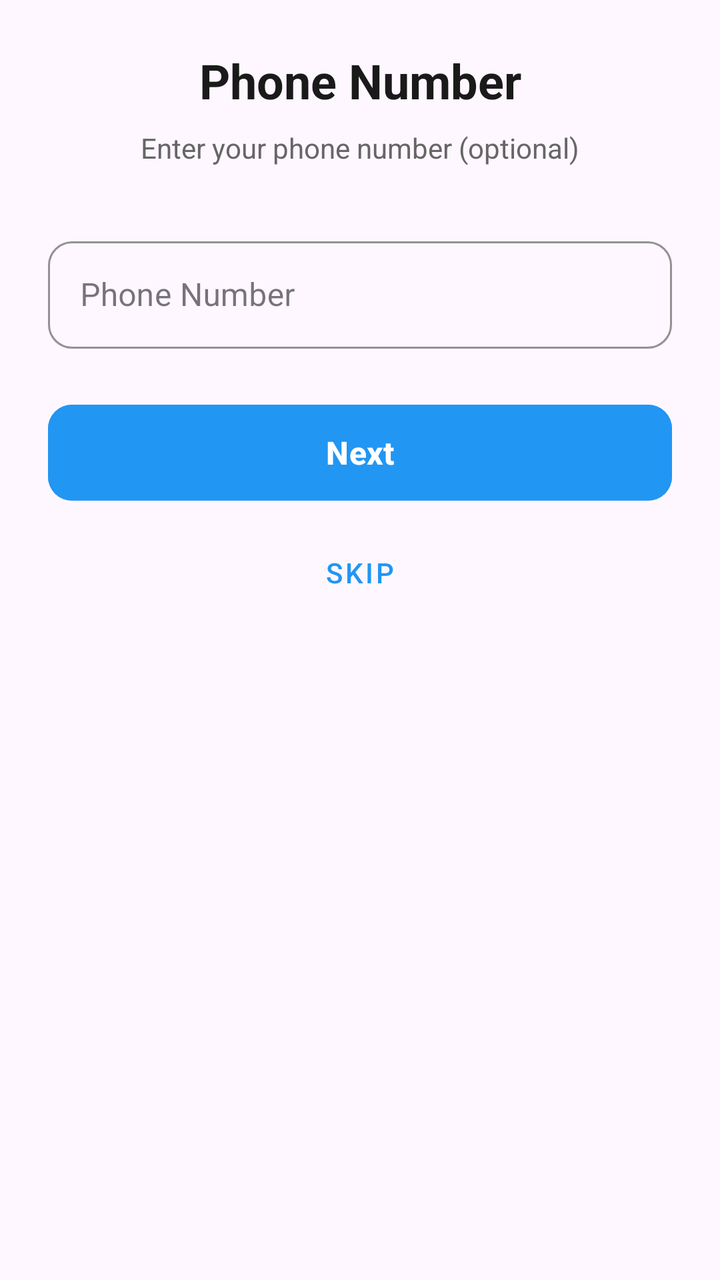
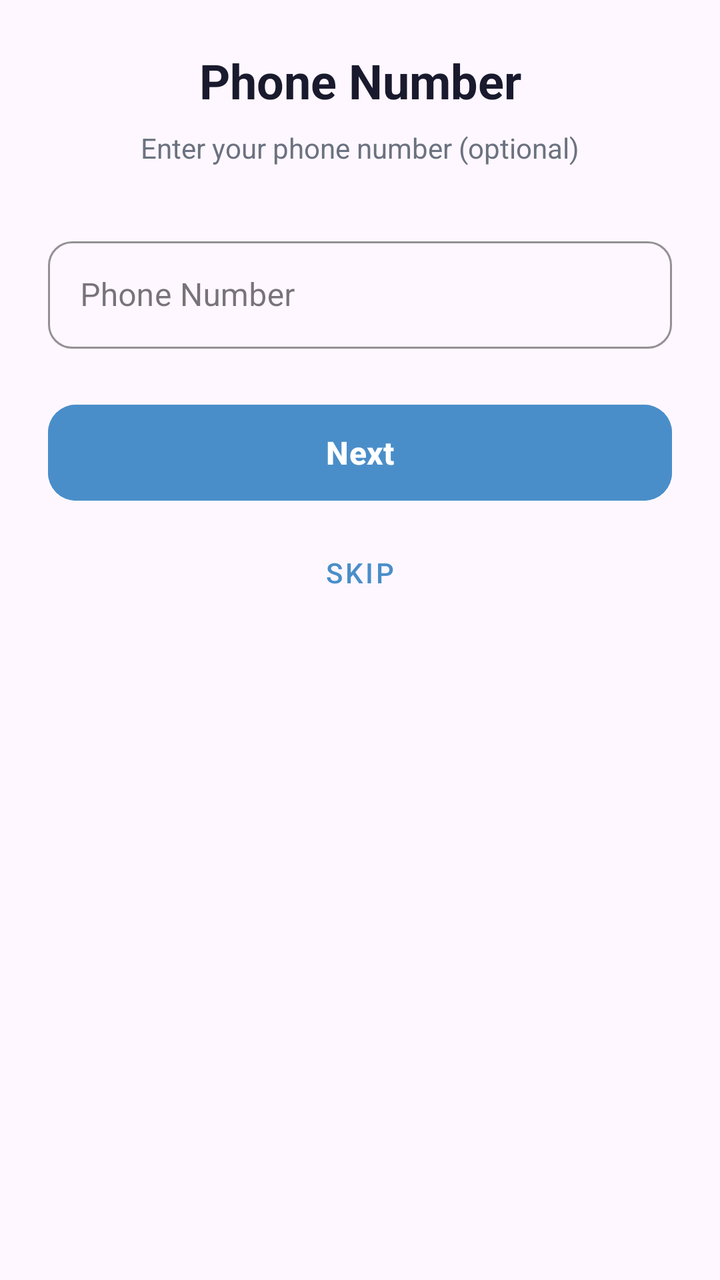

Two renders of the same Android screen: before a commit and after it. Below are the layout's source before the change and the commit's diff.
<!-- AndroidManifest.xml: application theme Theme.MainProj -->
<!-- res/layout/fragment_step1_phone.xml -->
<?xml version="1.0" encoding="utf-8"?>
<androidx.constraintlayout.widget.ConstraintLayout xmlns:android="http://schemas.android.com/apk/res/android"
    xmlns:app="http://schemas.android.com/apk/res-auto"
    android:layout_width="match_parent"
    android:layout_height="match_parent"
    android:padding="24dp">

    <TextView
        android:id="@+id/tvTitle"
        android:layout_width="wrap_content"
        android:layout_height="wrap_content"
        android:text="Phone Number"
        android:textColor="#1A1A1A"
        android:textSize="24sp"
        android:textStyle="bold"
        app:layout_constraintEnd_toEndOf="parent"
        app:layout_constraintStart_toStartOf="parent"
        app:layout_constraintTop_toTopOf="parent" />

    <TextView
        android:id="@+id/tvSubtitle"
        android:layout_width="wrap_content"
        android:layout_height="wrap_content"
        android:layout_marginTop="8dp"
        android:text="Enter your phone number (optional)"
        android:textColor="#666666"
        android:textSize="14sp"
        app:layout_constraintEnd_toEndOf="parent"
        app:layout_constraintStart_toStartOf="parent"
        app:layout_constraintTop_toBottomOf="@id/tvTitle" />

    <com.google.android.material.textfield.TextInputLayout
        android:id="@+id/tilPhone"
        style="@style/Widget.MaterialComponents.TextInputLayout.OutlinedBox"
        android:layout_width="0dp"
        android:layout_height="wrap_content"
        android:layout_marginTop="32dp"
        android:hint="Phone Number"
        app:boxCornerRadiusBottomEnd="12dp"
        app:boxCornerRadiusBottomStart="12dp"
        app:boxCornerRadiusTopEnd="12dp"
        app:boxCornerRadiusTopStart="12dp"
        app:boxStrokeColor="#2196F3"
        app:hintTextColor="#666666"
        app:layout_constraintEnd_toEndOf="parent"
        app:layout_constraintStart_toStartOf="parent"
        app:layout_constraintTop_toBottomOf="@id/tvSubtitle">

        <com.google.android.material.textfield.TextInputEditText
            android:id="@+id/etPhone"
            android:layout_width="match_parent"
            android:layout_height="wrap_content"
            android:inputType="phone"
            android:padding="16dp"
            android:textColor="#1A1A1A"
            android:textSize="16sp" />
    </com.google.android.material.textfield.TextInputLayout>

    <com.google.android.material.button.MaterialButton
        android:id="@+id/btnNext"
        android:layout_width="0dp"
        android:layout_height="56dp"
        android:layout_marginTop="24dp"
        android:backgroundTint="#2196F3"
        android:text="Next"
        android:textColor="#FFFFFF"
        android:textSize="16sp"
        android:textStyle="bold"
        app:cornerRadius="12dp"
        app:layout_constraintEnd_toEndOf="parent"
        app:layout_constraintStart_toStartOf="parent"
        app:layout_constraintTop_toBottomOf="@id/tilPhone" />

    <com.google.android.material.button.MaterialButton
        android:id="@+id/btnSkip"
        style="@style/Widget.MaterialComponents.Button.TextButton"
        android:layout_width="wrap_content"
        android:layout_height="wrap_content"
        android:layout_marginTop="8dp"
        android:text="Skip"
        android:textColor="#2196F3"
        app:layout_constraintEnd_toEndOf="parent"
        app:layout_constraintStart_toStartOf="parent"
        app:layout_constraintTop_toBottomOf="@id/btnNext" />

</androidx.constraintlayout.widget.ConstraintLayout>
<!-- resources referenced by this layout -->
<resources>
  <style name="Theme.MainProj" parent="Theme.Material3.DayNight.NoActionBar">
              <item name="inputStrokeColor">@color/input_stroke_color_light</item>
              <item name="buttonPrimary">@color/button_primary_light</item>
              <item name="textSecondary">@color/text_secondary_light</item>
  
              <item name="buttonGoogleBg">@color/button_google_bg_light</item>
              <item name="buttonGoogleText">@color/button_google_text_light</item>
              <item name="buttonGoogleStroke">@color/button_google_stroke_light</item>
          </style>
  <color name="input_stroke_color_light">#667eea</color>
  <color name="button_primary_light">#667eea</color>
  <color name="text_secondary_light">#666666</color>
  <color name="button_google_bg_light">#FFFFFF</color>
  <color name="button_google_text_light">#333333</color>
  <color name="button_google_stroke_light">#e0e0e0</color>
</resources>

<!-- the commit's change to res/layout/fragment_step1_phone.xml (unified diff, before → after) -->
@@ -10,7 +10,7 @@
         android:layout_width="wrap_content"
         android:layout_height="wrap_content"
         android:text="Phone Number"
-        android:textColor="#1A1A1A"
+        android:textColor="@color/colorTextPrimary"
         android:textSize="24sp"
         android:textStyle="bold"
         app:layout_constraintEnd_toEndOf="parent"
@@ -23,7 +23,7 @@
         android:layout_height="wrap_content"
         android:layout_marginTop="8dp"
         android:text="Enter your phone number (optional)"
-        android:textColor="#666666"
+        android:textColor="@color/colorTextSecondary"
         android:textSize="14sp"
         app:layout_constraintEnd_toEndOf="parent"
         app:layout_constraintStart_toStartOf="parent"
@@ -40,8 +40,8 @@
         app:boxCornerRadiusBottomStart="12dp"
         app:boxCornerRadiusTopEnd="12dp"
         app:boxCornerRadiusTopStart="12dp"
-        app:boxStrokeColor="#2196F3"
-        app:hintTextColor="#666666"
+        app:boxStrokeColor="@color/colorPrimary"
+        app:hintTextColor="@color/colorTextSecondary"
         app:layout_constraintEnd_toEndOf="parent"
         app:layout_constraintStart_toStartOf="parent"
         app:layout_constraintTop_toBottomOf="@id/tvSubtitle">
@@ -52,7 +52,7 @@
             android:layout_height="wrap_content"
             android:inputType="phone"
             android:padding="16dp"
-            android:textColor="#1A1A1A"
+            android:textColor="@color/colorTextPrimary"
             android:textSize="16sp" />
     </com.google.android.material.textfield.TextInputLayout>
 
@@ -61,12 +61,12 @@
         android:layout_width="0dp"
         android:layout_height="56dp"
         android:layout_marginTop="24dp"
-        android:backgroundTint="#2196F3"
+        android:backgroundTint="@color/colorPrimary"
         android:text="Next"
-        android:textColor="#FFFFFF"
+        android:textColor="@color/colorTextOnPrimary"
         android:textSize="16sp"
         android:textStyle="bold"
-        app:cornerRadius="12dp"
+        app:cornerRadius="14dp"
         app:layout_constraintEnd_toEndOf="parent"
         app:layout_constraintStart_toStartOf="parent"
         app:layout_constraintTop_toBottomOf="@id/tilPhone" />
@@ -78,7 +78,7 @@
         android:layout_height="wrap_content"
         android:layout_marginTop="8dp"
         android:text="Skip"
-        android:textColor="#2196F3"
+        android:textColor="@color/colorPrimary"
         app:layout_constraintEnd_toEndOf="parent"
         app:layout_constraintStart_toStartOf="parent"
         app:layout_constraintTop_toBottomOf="@id/btnNext" />
<!-- resource entries referenced after the edit -->
@@ -1,5 +1,9 @@
 <!-- resources referenced by this layout -->
 <resources>
+  <color name="colorPrimary">#4A8EC9</color>
+  <color name="colorTextOnPrimary">#FFFFFF</color>
+  <color name="colorTextPrimary">#1A1A2E</color>
+  <color name="colorTextSecondary">#6B7280</color>
   <style name="Theme.MainProj" parent="Theme.Material3.DayNight.NoActionBar">
               <item name="inputStrokeColor">@color/input_stroke_color_light</item>
               <item name="buttonPrimary">@color/button_primary_light</item>
